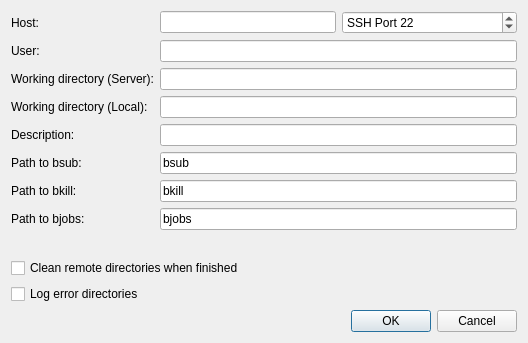
Above: src/globalsearch/queueinterfaces/lsfdialog.ui from xtalopt/XtalOpt before the change. Below: the same form after it.
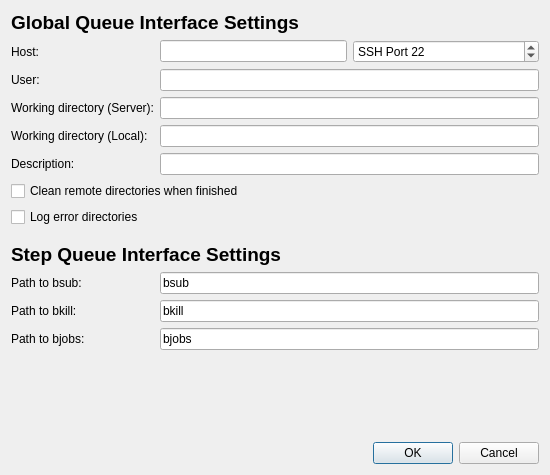
That is the form after the change.

Commit message: Major change: different opts and QIs for steps

The edit to the form file:
```diff
--- a/src/globalsearch/queueinterfaces/lsfdialog.ui
+++ b/src/globalsearch/queueinterfaces/lsfdialog.ui
@@ -6,8 +6,8 @@
    <rect>
     <x>0</x>
     <y>0</y>
-    <width>528</width>
-    <height>343</height>
+    <width>550</width>
+    <height>475</height>
    </rect>
   </property>
   <property name="sizePolicy">
@@ -20,7 +20,24 @@
    <string>LSF Queue Configuration</string>
   </property>
   <layout class="QGridLayout" name="gridLayout">
-   <item row="0" column="0">
+   <item row="0" column="0" colspan="3">
+    <widget class="QLabel" name="label_2">
+     <property name="text">
+      <string>&lt;html&gt;&lt;head/&gt;&lt;body&gt;&lt;p&gt;&lt;span style=&quot; font-size:14pt; font-weight:600;&quot;&gt;Global Queue Interface Settings&lt;/span&gt;&lt;/p&gt;&lt;/body&gt;&lt;/html&gt;</string>
+     </property>
+    </widget>
+   </item>
+   <item row="7" column="0" colspan="4">
+    <widget class="QCheckBox" name="cb_logErrorDirs">
+     <property name="toolTip">
+      <string>&lt;html&gt;&lt;head/&gt;&lt;body&gt;&lt;p&gt;Leaves a copy of a directory in which an error occurred in &amp;lt;local_path&amp;gt;/errorDirs.&lt;/p&gt;&lt;p&gt;This can help when figuring out why an xtal fails when submitted.&lt;/p&gt;&lt;p&gt;Only keeps one copy for each xtal directory (so if an error occurred in 00001x00001 twice, the first error directory would have been overwritten by the second)&lt;/p&gt;&lt;/body&gt;&lt;/html&gt;</string>
+     </property>
+     <property name="text">
+      <string>Log error directories</string>
+     </property>
+    </widget>
+   </item>
+   <item row="1" column="0">
     <widget class="QLabel" name="label_18">
      <property name="sizePolicy">
       <sizepolicy hsizetype="Maximum" vsizetype="Preferred">
@@ -36,14 +53,14 @@
      </property>
     </widget>
    </item>
-   <item row="0" column="2">
+   <item row="1" column="2">
     <widget class="QLineEdit" name="edit_host">
      <property name="toolTip">
       <string>Address of host. Can use IP or host name.</string>
      </property>
     </widget>
    </item>
-   <item row="0" column="3">
+   <item row="1" column="3">
     <widget class="QSpinBox" name="spin_port">
      <property name="prefix">
       <string>SSH Port </string>
@@ -56,7 +73,7 @@
      </property>
     </widget>
    </item>
-   <item row="1" column="0">
+   <item row="2" column="0">
     <widget class="QLabel" name="label_19">
      <property name="sizePolicy">
       <sizepolicy hsizetype="Maximum" vsizetype="Preferred">
@@ -72,14 +89,21 @@
      </property>
     </widget>
    </item>
-   <item row="1" column="2" colspan="2">
+   <item row="2" column="2" colspan="2">
     <widget class="QLineEdit" name="edit_username">
      <property name="toolTip">
       <string>Username on above host.</string>
      </property>
     </widget>
    </item>
-   <item row="2" column="0" colspan="2">
+   <item row="3" column="2" colspan="2">
+    <widget class="QLineEdit" name="edit_rempath">
+     <property name="toolTip">
+      <string>Path on remote host to use during optimizations. Do not use wildcard characters or BASH-specific characters (e.g. '~' in place of /home/user).</string>
+     </property>
+    </widget>
+   </item>
+   <item row="3" column="0" colspan="2">
     <widget class="QLabel" name="label_20">
      <property name="sizePolicy">
       <sizepolicy hsizetype="Maximum" vsizetype="Preferred">
@@ -95,14 +119,14 @@
      </property>
     </widget>
    </item>
-   <item row="2" column="2" colspan="2">
-    <widget class="QLineEdit" name="edit_rempath">
+   <item row="4" column="2" colspan="2">
+    <widget class="QLineEdit" name="edit_locpath">
      <property name="toolTip">
       <string>Path on remote host to use during optimizations. Do not use wildcard characters or BASH-specific characters (e.g. '~' in place of /home/user).</string>
      </property>
     </widget>
    </item>
-   <item row="3" column="0">
+   <item row="4" column="0">
     <widget class="QLabel" name="label_21">
      <property name="sizePolicy">
       <sizepolicy hsizetype="Maximum" vsizetype="Preferred">
@@ -118,14 +142,7 @@
      </property>
     </widget>
    </item>
-   <item row="3" column="2" colspan="2">
-    <widget class="QLineEdit" name="edit_locpath">
-     <property name="toolTip">
-      <string>Local path to store files</string>
-     </property>
-    </widget>
-   </item>
-   <item row="5" column="0">
+   <item row="10" column="0">
     <widget class="QLabel" name="label_launch">
      <property name="sizePolicy">
       <sizepolicy hsizetype="Maximum" vsizetype="Preferred">
@@ -144,7 +161,7 @@
      </property>
     </widget>
    </item>
-   <item row="5" column="2" colspan="2">
+   <item row="10" column="2" colspan="2">
     <widget class="QLineEdit" name="edit_bsub">
      <property name="toolTip">
       <string>Path to the LSF bsub command. Usually bsub.</string>
@@ -154,7 +171,7 @@
      </property>
     </widget>
    </item>
-   <item row="6" column="0">
+   <item row="11" column="0">
     <widget class="QLabel" name="label_bkill">
      <property name="sizePolicy">
       <sizepolicy hsizetype="Maximum" vsizetype="Preferred">
@@ -173,7 +190,7 @@
      </property>
     </widget>
    </item>
-   <item row="7" column="2" colspan="2">
+   <item row="12" column="2" colspan="2">
     <widget class="QLineEdit" name="edit_bjobs">
      <property name="toolTip">
       <string>Path to the LSF bjobs command. Usually bjobs.</string>
@@ -183,7 +200,7 @@
      </property>
     </widget>
    </item>
-   <item row="7" column="0">
+   <item row="12" column="0">
     <widget class="QLabel" name="label_check">
      <property name="sizePolicy">
       <sizepolicy hsizetype="Maximum" vsizetype="Preferred">
@@ -202,7 +219,14 @@
      </property>
     </widget>
    </item>
-   <item row="6" column="2" colspan="2">
+   <item row="5" column="2" colspan="2">
+    <widget class="QLineEdit" name="edit_description">
+     <property name="toolTip">
+      <string>Short description of optimization (used as %description% template keyword in input templates).</string>
+     </property>
+    </widget>
+   </item>
+   <item row="11" column="2" colspan="2">
     <widget class="QLineEdit" name="edit_bkill">
      <property name="toolTip">
       <string>Path to the LSF bkill command. Usually bkill.</string>
@@ -212,7 +236,7 @@
      </property>
     </widget>
    </item>
-   <item row="4" column="0">
+   <item row="5" column="0">
     <widget class="QLabel" name="label">
      <property name="text">
       <string>Description:</string>
@@ -222,14 +246,7 @@
      </property>
     </widget>
    </item>
-   <item row="4" column="2" colspan="2">
-    <widget class="QLineEdit" name="edit_description">
-     <property name="toolTip">
-      <string>Short description of optimization (used as %description% template keyword in input templates).</string>
-     </property>
-    </widget>
-   </item>
-   <item row="11" column="3">
+   <item row="16" column="3">
     <widget class="QDialogButtonBox" name="buttonBox">
      <property name="orientation">
       <enum>Qt::Horizontal</enum>
@@ -239,7 +256,7 @@
      </property>
     </widget>
    </item>
-   <item row="8" column="3">
+   <item row="13" column="3">
     <spacer name="verticalSpacer">
      <property name="orientation">
       <enum>Qt::Vertical</enum>
@@ -252,23 +269,36 @@
      </property>
     </spacer>
    </item>
-   <item row="9" column="0" colspan="4">
+   <item row="6" column="0" colspan="4">
     <widget class="QCheckBox" name="cb_cleanRemoteOnStop">
      <property name="text">
       <string>Clean remote directories when finished</string>
      </property>
     </widget>
    </item>
-   <item row="10" column="0">
-    <widget class="QCheckBox" name="cb_logErrorDirs">
-     <property name="toolTip">
-      <string>&lt;html&gt;&lt;head/&gt;&lt;body&gt;&lt;p&gt;Leaves a copy of a directory in which an error occurred in &amp;lt;local_path&amp;gt;/errorDirs.&lt;/p&gt;&lt;p&gt;This can help when figuring out why an xtal fails when submitted.&lt;/p&gt;&lt;p&gt;Only keeps one copy for each xtal directory (so if an error occurred in 00001x00001 twice, the first error directory would have been overwritten by the second)&lt;/p&gt;&lt;/body&gt;&lt;/html&gt;</string>
-     </property>
+   <item row="9" column="0" colspan="4">
+    <widget class="QLabel" name="label_3">
      <property name="text">
-      <string>Log error directories</string>
+      <string>&lt;html&gt;&lt;head/&gt;&lt;body&gt;&lt;p&gt;&lt;span style=&quot; font-size:14pt; font-weight:600;&quot;&gt;Step Queue Interface Settings&lt;/span&gt;&lt;/p&gt;&lt;/body&gt;&lt;/html&gt;</string>
      </property>
     </widget>
    </item>
+   <item row="8" column="0">
+    <spacer name="verticalSpacer_2">
+     <property name="orientation">
+      <enum>Qt::Vertical</enum>
+     </property>
+     <property name="sizeType">
+      <enum>QSizePolicy::Minimum</enum>
+     </property>
+     <property name="sizeHint" stdset="0">
+      <size>
+       <width>10</width>
+       <height>10</height>
+      </size>
+     </property>
+    </spacer>
+   </item>
   </layout>
  </widget>
  <tabstops>
```
Left out of the diff: 3 changed lines with no effect on the pictures. The commit also changes 55 other files.
